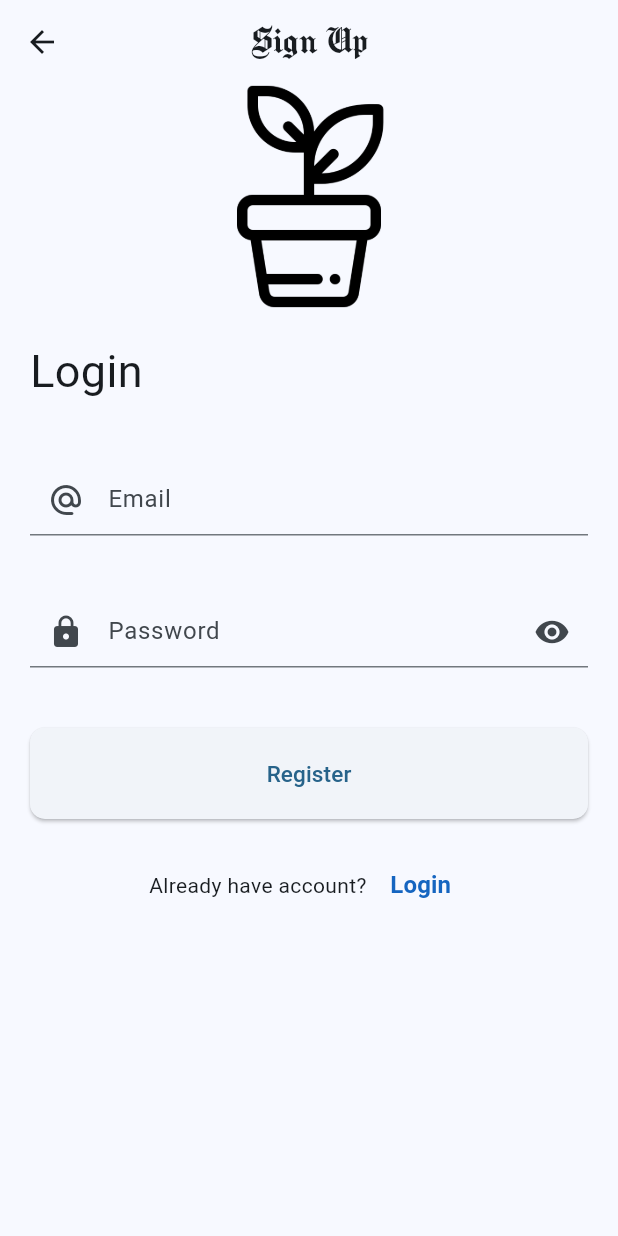
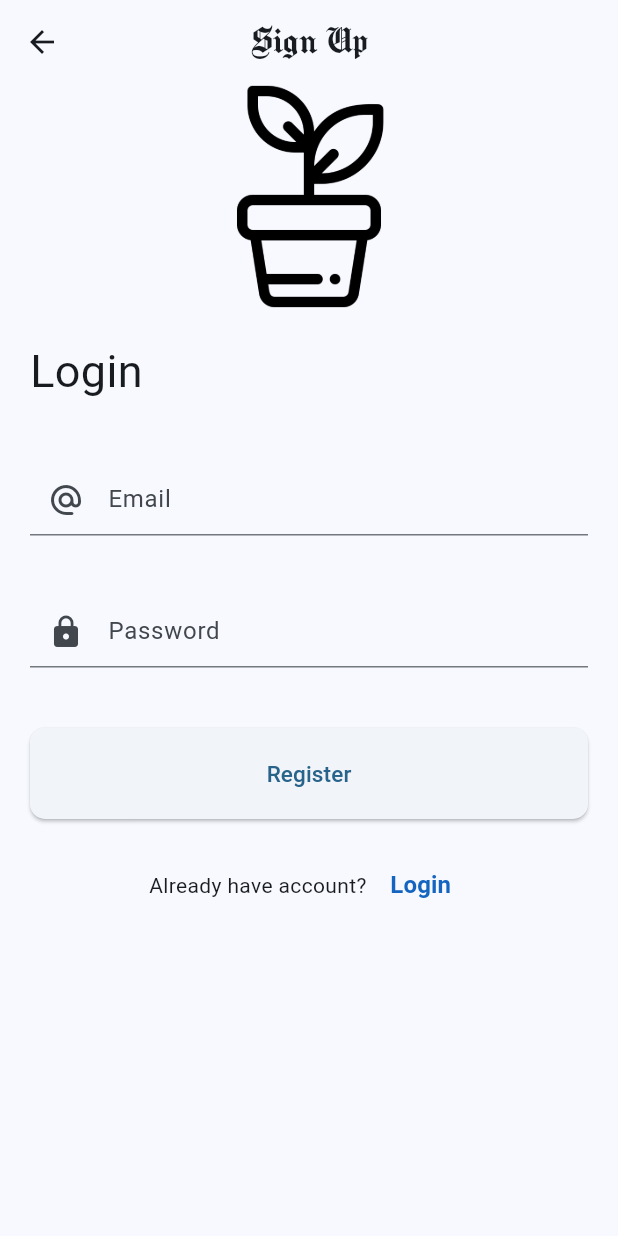
Before and after one commit to ianmadiana/book_times, a Flutter app: the screen it shows after launch, after a tap on "Register", on a phone screen of 412 x 824 dp. Run offline on Flutter 3.47's test engine with Material 2 defaults, Android fonts, the light colour scheme and no system bars; our stand-ins replace cloud_firestore, firebase_auth, firebase_core, get; accounts and stored records are empty; network calls fail; Roboto replaces fonts that are missing (ConcertOne).

Commit message:
remove unused variable

```diff
--- a/lib/app/modules/home/views/home_view.dart
+++ b/lib/app/modules/home/views/home_view.dart
@@ -8,7 +8,7 @@ import '../../widgets/book_item.dart';
 import '../controllers/home_controller.dart';
 
 class HomeView extends GetView<HomeController> {
-  HomeView({Key? key}) : super(key: key);
+  const HomeView({Key? key}) : super(key: key);
 
 
 
--- a/lib/app/modules/login/views/login_view.dart
+++ b/lib/app/modules/login/views/login_view.dart
@@ -7,9 +7,11 @@ import 'package:get/get.dart';
 import '../controllers/login_controller.dart';
 
 class LoginView extends GetView<LoginController> {
-  bool _obscureText = true;
+  // bool _obscureText = true;
 
   final authC = Get.find<AuthController>();
+
+  LoginView({super.key});
 
   // void _toggleObscureText() {
   //   setState(() {
@@ -71,18 +73,18 @@ class LoginView extends GetView<LoginController> {
                   // controller input form email dan password
                   controller: controller.passC,
                   // obscureText: _obscureText,
-                  decoration: InputDecoration(
+                  decoration: const InputDecoration(
                     contentPadding:
-                        const EdgeInsetsDirectional.symmetric(horizontal: 10),
-                    prefixIcon: const Icon(Icons.lock),
+                        EdgeInsetsDirectional.symmetric(horizontal: 10),
+                    prefixIcon: Icon(Icons.lock),
                     labelText: 'Password',
-                    suffixIcon: IconButton(
-                      icon: Icon(
-                        _obscureText ? Icons.visibility : Icons.visibility_off,
-                      ),
-                      onPressed: () => null,
+                    // suffixIcon: IconButton(
+                      // icon: Icon(_obscureText
+                      //     ? Icons.visibility
+                      //     : Icons.visibility_off),
+                      // onPressed: () => null,
                       // onPressed: _toggleObscureText,
-                    ),
+                    // ),
                   ),
                 ),
               ),
@@ -109,8 +111,7 @@ class LoginView extends GetView<LoginController> {
             child: ElevatedButton(
               // ketika user valid akan dinavigasikan ke halaman berikutnya
               onPressed: () =>
-                  authC.login(controller.emailC.text, controller.passC.text)
-              ,
+                  authC.login(controller.emailC.text, controller.passC.text),
               style: ElevatedButton.styleFrom(
                 padding: const EdgeInsetsDirectional.symmetric(
                   vertical: 20,
--- a/lib/app/modules/note/controllers/note_controller.dart
+++ b/lib/app/modules/note/controllers/note_controller.dart
@@ -3,7 +3,6 @@ import 'package:flutter/material.dart';
 import 'package:get/get.dart';
 
 class NoteController extends GetxController {
-  //TODO: Implement NoteController
 
   late TextEditingController bookC;
   late TextEditingController pageC;
@@ -42,9 +41,9 @@ class NoteController extends GetxController {
   }
 
   void updateNote (String bookName, String bookPage) async {
-    CollectionReference notes = firestore.collection("notes");
+    // CollectionReference notes = firestore.collection("notes");
 
-    String dateNow = DateTime.now().toIso8601String();
+    // String dateNow = DateTime.now().toIso8601String();
   }
 
   @override
--- a/lib/app/modules/note/views/note_view.dart
+++ b/lib/app/modules/note/views/note_view.dart
@@ -160,9 +160,9 @@ class NoteView extends GetView<NoteController> {
   }
 
   Future<void> _createOrUpdate([DocumentSnapshot? documentSnapshot]) async {
-    String action = 'create';
+    // String action = 'create';
     if (documentSnapshot != null) {
-      action = 'update';
+      // action = 'update';
       controller.bookC.text = documentSnapshot['name'];
       controller.pageC.text = documentSnapshot['page'].toString();
     }
--- a/lib/app/modules/signup/views/signup_view.dart
+++ b/lib/app/modules/signup/views/signup_view.dart
@@ -8,7 +8,7 @@ import '../controllers/signup_controller.dart';
 class SignupView extends GetView<SignupController> {
   SignupView({Key? key}) : super(key: key);
 
-  bool _obscureText = true;
+  // bool _obscureText = true;
 
   final authC = Get.find<AuthController>();
   @override
@@ -67,20 +67,20 @@ class SignupView extends GetView<SignupController> {
                     // controller input form email dan password
                     controller: controller.passC,
                     // obscureText: _obscureText,
-                    decoration: InputDecoration(
+                    decoration: const InputDecoration(
                       contentPadding:
-                          const EdgeInsetsDirectional.symmetric(horizontal: 10),
-                      prefixIcon: const Icon(Icons.lock),
+                          EdgeInsetsDirectional.symmetric(horizontal: 10),
+                      prefixIcon: Icon(Icons.lock),
                       labelText: 'Password',
-                      suffixIcon: IconButton(
-                        icon: Icon(
-                          _obscureText
-                              ? Icons.visibility
-                              : Icons.visibility_off,
-                        ),
-                        onPressed: () => null,
-                        // onPressed: _toggleObscureText,
-                      ),
+                      // suffixIcon: IconButton(
+                      //   icon: Icon(
+                      //     _obscureText
+                      //         ? Icons.visibility
+                      //         : Icons.visibility_off,
+                      //   ),
+                      //   onPressed: () => null,
+                      //   // onPressed: _toggleObscureText,
+                      // ),
                     ),
                   ),
                 ),
--- a/lib/main.dart
+++ b/lib/main.dart
@@ -19,6 +19,7 @@ void main() async {
 
 class MyApp extends StatelessWidget {
   final authC = Get.put(AuthController(), permanent: true);
+   MyApp({super.key});
   @override
   Widget build(BuildContext context) {
     return StreamBuilder<User?>(
```
Also changed, not shown: lib/app/modules/home/views/detail_page.dart (+6 -6 lines), lib/app/utils/api_repository.dart (deleted, +0 -17 lines), analysis_options.yaml (line endings or trailing spaces), lib/app/models/book_model.dart (line endings or trailing spaces), lib/app/modules/signup/controllers/signup_controller.dart (line endings or trailing spaces), lib/app/modules/widgets/book_item.dart (line endings or trailing spaces), lib/app/utils/loading.dart (line endings or trailing spaces), 80 other files.
